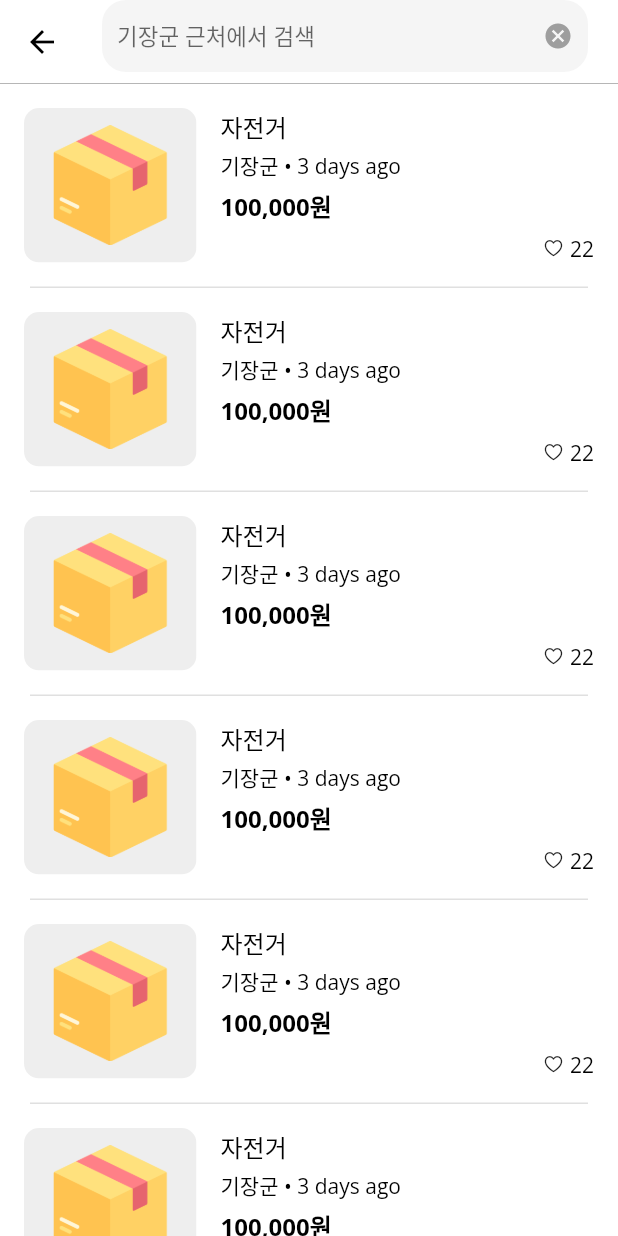
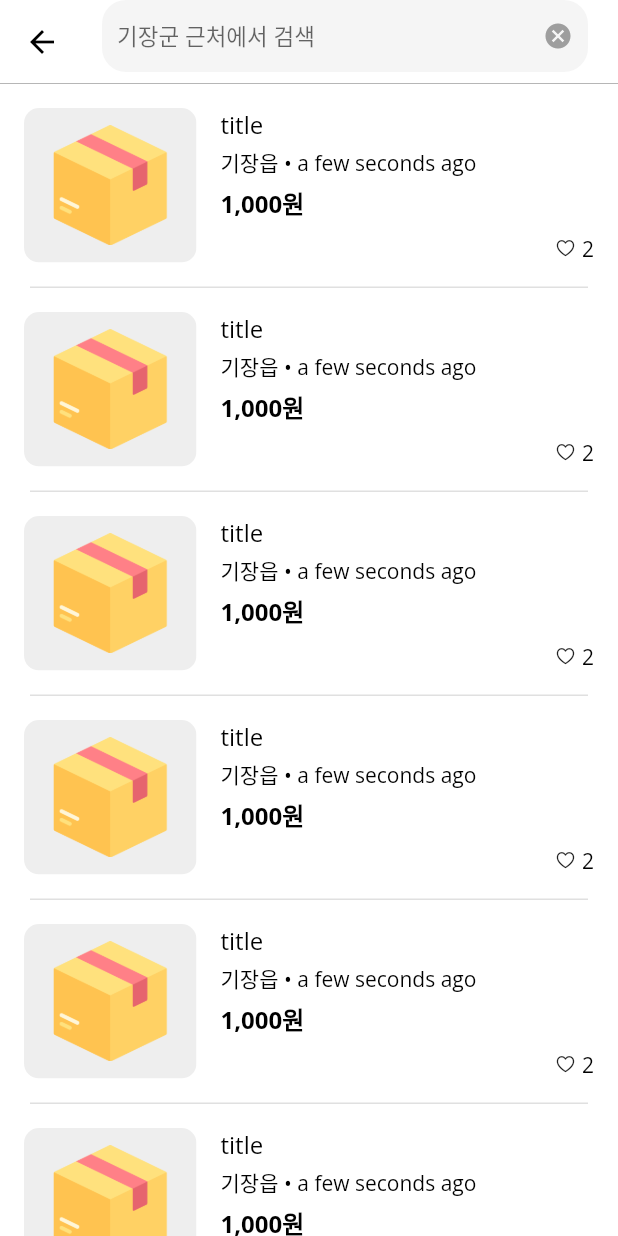
Before and after one commit to 111coding/Flutter-CarrotMarket, a Flutter app: the MainPage screen opened by its route, after a tap on an icon or button, on a phone screen of 412 x 824 dp. Run offline on Flutter 3.47's test engine with Material 2 defaults, Android fonts, the phone set to English and light mode, and no system bars; our stand-ins replace font_awesome_flutter, freezed_annotation, geolocator, google_fonts, hooks_riverpod, jiffy and 3 more; missing offline and left inert: kakao_flutter_sdk; statements that could not run were skipped.

Commit message:
028-Data-ProductPage

```diff
--- a/lib/views/pages/product_page/components/product_item.dart
+++ b/lib/views/pages/product_page/components/product_item.dart
@@ -1,11 +1,13 @@
 import 'package:flutter/material.dart';
 import 'package:flutter_carrotmarket/core/routes.dart';
+
 import 'package:hooks_riverpod/hooks_riverpod.dart';
-
 import 'product_item_detail.dart';
+import 'package:flutter_carrotmarket/data/product/model/product.dart';
 
 class ProductItem extends ConsumerWidget {
-  const ProductItem({super.key});
+  final Product product;
+  const ProductItem({super.key, required this.product});
 
   @override
   Widget build(BuildContext context, WidgetRef ref) {
@@ -17,11 +19,7 @@ class ProductItem extends ConsumerWidget {
         height: 135.0,
         padding: const EdgeInsets.all(16.0),
         child: Row(
-          children: [
-            _image(),
-            const SizedBox(width: 16.0),
-            const ProductItemDetail(),
-          ],
+          children: [_image(), const SizedBox(width: 16.0), ProductItemDetail(product: product)],
         ),
       ),
     );
@@ -30,7 +28,8 @@ class ProductItem extends ConsumerWidget {
   Widget _image() {
     return ClipRRect(
       borderRadius: BorderRadius.circular(10.0),
-      child: Container(
+      child: product.thumbnail == null
+          ? Container(
               color: Colors.grey[200],
               width: 115,
               height: 115,
@@ -41,6 +40,12 @@ class ProductItem extends ConsumerWidget {
                 height: 80,
                 fit: BoxFit.fill,
               ),
+            )
+          : Image.network(
+              product.thumbnail!.url,
+              width: 115,
+              height: 115,
+              fit: BoxFit.cover,
             ),
     );
   }
--- a/lib/views/pages/product_page/components/product_item_detail.dart
+++ b/lib/views/pages/product_page/components/product_item_detail.dart
@@ -2,9 +2,12 @@ import 'package:flutter/cupertino.dart';
 import 'package:flutter_carrotmarket/core/theme.dart';
 import 'package:flutter_carrotmarket/utils/carrot_date_utils.dart';
 import 'package:intl/intl.dart';
+import 'package:flutter_carrotmarket/data/product/model/product.dart';
 
 class ProductItemDetail extends StatelessWidget {
-  const ProductItemDetail({super.key});
+  final Product product;
+
+  const ProductItemDetail({super.key, required this.product});
 
   @override
   Widget build(BuildContext context) {
@@ -12,25 +15,32 @@ class ProductItemDetail extends StatelessWidget {
       child: Column(
         crossAxisAlignment: CrossAxisAlignment.start,
         children: [
-          Text("자전거", style: textTheme().bodyText1),
+          Text(product.title, style: textTheme().bodyText1),
           const SizedBox(height: 4.0),
-          Text('기장군 • ${CarrotDateUtils.compareString(
-            DateTime.now(),
-            DateTime.now().add(const Duration(days: -3)),
-          )}'),
+          Text('${product.address.displayName} • ${CarrotDateUtils.compareString(product.updateAt, product.createAt)}'),
           const SizedBox(height: 4.0),
           Text(
-            '100,000원',
+            '${NumberFormat("#,###").format(product.price)}원',
             style: textTheme().headline2,
           ),
           const Spacer(),
           Row(
             mainAxisAlignment: MainAxisAlignment.end,
             children: [
+              // Visibility(
+              //   visible: product.likeCnt > 0,
+              //   child: _buildIcons(
+              //     product.likeCnt,
+              //     CupertinoIcons.chat_bubble_2,
+              //   ),
+              // ),
               const SizedBox(width: 8.0),
-              _buildIcons(
-                22,
-                CupertinoIcons.heart,
+              Visibility(
+                visible: product.likeCnt > 0,
+                child: _buildIcons(
+                  product.likeCnt,
+                  CupertinoIcons.heart,
+                ),
               ),
             ],
           )
--- a/lib/views/pages/product_page/product_page.dart
+++ b/lib/views/pages/product_page/product_page.dart
@@ -1,11 +1,15 @@
 import 'package:flutter/material.dart';
 import 'package:flutter_carrotmarket/views/pages/product_page/components/product_list_view.dart';
+import 'package:flutter_carrotmarket/views/pages/product_page/view_model/product_view_model.dart';
+import 'package:hooks_riverpod/hooks_riverpod.dart';
 
-class ProductPage extends StatelessWidget {
+class ProductPage extends ConsumerWidget {
   const ProductPage({super.key});
 
   @override
-  Widget build(BuildContext context) {
-    return const ProductListView();
+  Widget build(BuildContext context, WidgetRef ref) {
+    final items = ref.watch(productViewModel);
+
+    return items == null ? const Center(child: Text("상품이 없습니다")) : const ProductListView();
   }
 }
--- /dev/null
+++ b/lib/views/pages/product_page/view_model/product_view_model.dart
@@ -0,0 +1,55 @@
+import 'package:flutter_carrotmarket/data/address/provider/address_provider.dart';
+import 'package:flutter_carrotmarket/data/common/paging.dart';
+import 'package:flutter_carrotmarket/data/product/model/product.dart';
+import 'package:flutter_carrotmarket/data/product/repository/product_repository.dart';
+import 'package:pull_to_refresh/pull_to_refresh.dart';
+import 'package:riverpod/riverpod.dart';
+
+final productViewModel = StateNotifierProvider.autoDispose<ProductViewModel, Paging<Product>?>((ref) {
+  final viewModel = ProductViewModel(null, ref);
+  // default yn 바뀔때마다 프로덕트 갱신!
+  ref.listen(addressProvider, (previous, next) {
+    viewModel.refreshList();
+  });
+  return viewModel..refreshList();
+});
+
+class ProductViewModel extends StateNotifier<Paging<Product>?> {
+  ProductViewModel(super.state, this._ref);
+
+  final Ref _ref;
+
+  final refreshCtrl = RefreshController();
+
+  Future<void> refreshList() async {
+    state = await _fetchList(refresh: true);
+    refreshCtrl.refreshCompleted();
+  }
+
+  Future<void> nextList() async {
+    if (state?.last ?? true) {
+      await Future.delayed(const Duration(milliseconds: 500));
+      refreshCtrl.loadComplete();
+      return;
+    }
+    final result = await _fetchList();
+    if (result != null) {
+      final newState = result.copyWith(content: [...state!.content, ...result.content]);
+      state = newState;
+    }
+
+    refreshCtrl.loadComplete();
+  }
+
+  void deleteItem(int idx) {
+    final newList = state!.content.where((e) => e.idx != idx).toList();
+    state = state!.copyWith(content: newList);
+  }
+
+  Future<Paging<Product>?> _fetchList({bool refresh = false}) async {
+    final addrIdx = _ref.read(addressProvider.notifier).defaultAddress()!.idx;
+    final nextPage = refresh ? 0 : (state?.offset ?? -1) + 1;
+    final result = await _ref.read(productRepository).fetchList(page: nextPage, addressIdx: addrIdx);
+    return result;
+  }
+}
--- a/lib/views/pages/product_search_page/components/product_search_list_view.dart
+++ b/lib/views/pages/product_search_page/components/product_search_list_view.dart
@@ -1,4 +1,6 @@
 import 'package:flutter/material.dart';
+import 'package:flutter_carrotmarket/data/address/model/address.dart';
+import 'package:flutter_carrotmarket/data/product/model/product.dart';
 import 'package:flutter_carrotmarket/views/components/grey_line.dart';
 import 'package:flutter_carrotmarket/views/pages/product_page/components/product_item.dart';
 
@@ -8,7 +10,20 @@ class ProductSearchListView extends StatelessWidget {
   @override
   Widget build(BuildContext context) {
     return ListView.separated(
-      itemBuilder: (context, index) => const ProductItem(),
+      itemBuilder: (context, index) => ProductItem(
+          product: Product(
+        idx: 1,
+        title: "title",
+        address: const Address(
+          idx: 1,
+          fullName: "부산시 기장군 기장읍",
+          displayName: "기장읍",
+        ),
+        price: 1000,
+        likeCnt: 2,
+        updateAt: DateTime.now(),
+        createAt: DateTime.now(),
+      )),
       separatorBuilder: (context, index) => const GreyLine(),
       itemCount: 20,
     );
```
Also changed, not shown: lib/views/components/refresher/refresher_footer.dart (added, +29 -0 lines), lib/views/components/refresher/refresher_header.dart (added, +27 -0 lines), lib/views/pages/product_page/components/product_list_view.dart (+19 -4 lines). Lines whose indentation alone changed are shown as unchanged.
